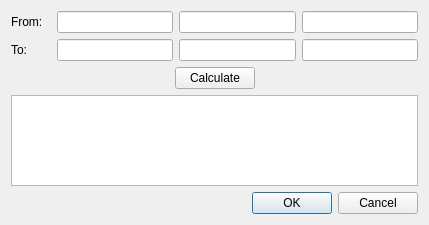
The window that Dialogs/editjoindlg.ui (acraig5075/survey-calcs) describes before a commit, drawn with Qt 5.
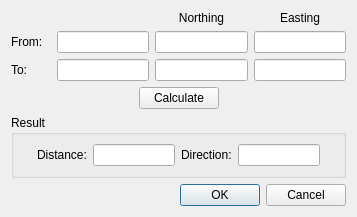
The same window after the commit.

Commit message: Join dlg improved.

The edit to the form file:
```diff
--- a/Dialogs/editjoindlg.ui
+++ b/Dialogs/editjoindlg.ui
@@ -6,19 +6,26 @@
    <rect>
     <x>0</x>
     <y>0</y>
-    <width>429</width>
-    <height>225</height>
+    <width>357</width>
+    <height>206</height>
    </rect>
   </property>
   <property name="windowTitle">
    <string>Join Calculation</string>
   </property>
-  <layout class="QVBoxLayout" name="verticalLayout_2">
-   <item>
     <layout class="QVBoxLayout" name="verticalLayout">
      <item>
-      <layout class="QHBoxLayout" name="horizontalLayout">
-       <item>
+    <layout class="QGridLayout" name="gridLayout">
+     <item row="1" column="3">
+      <widget class="QLineEdit" name="fromNorthingEdit"/>
+     </item>
+     <item row="1" column="2">
+      <widget class="QLineEdit" name="fromEastingEdit"/>
+     </item>
+     <item row="1" column="1">
+      <widget class="QLineEdit" name="fromNameEdit"/>
+     </item>
+     <item row="1" column="0">
         <widget class="QLabel" name="label">
          <property name="minimumSize">
           <size>
@@ -31,14 +38,25 @@
          </property>
         </widget>
        </item>
-       <item>
-        <widget class="QLineEdit" name="fromNameEdit"/>
-       </item>
-       <item>
-        <widget class="QLineEdit" name="fromEastingEdit"/>
-       </item>
-       <item>
-        <widget class="QLineEdit" name="fromNorthingEdit"/>
+     <item row="0" column="2">
+      <widget class="QLabel" name="label_5">
+       <property name="text">
+        <string>Northing</string>
+       </property>
+       <property name="alignment">
+        <set>Qt::AlignCenter</set>
+       </property>
+      </widget>
+     </item>
+     <item row="0" column="3">
+      <widget class="QLabel" name="label_6">
+       <property name="text">
+        <string>Easting</string>
+       </property>
+       <property name="alignment">
+        <set>Qt::AlignCenter</set>
+       </property>
+      </widget>
        </item>
       </layout>
      </item>
@@ -106,9 +124,59 @@
       </layout>
      </item>
      <item>
-      <widget class="QTextEdit" name="previewEdit"/>
-     </item>
-    </layout>
+    <widget class="QGroupBox" name="groupBox">
+     <property name="title">
+      <string>Result</string>
+     </property>
+     <layout class="QHBoxLayout" name="horizontalLayout_4">
+      <item>
+       <spacer name="horizontalSpacer_3">
+        <property name="orientation">
+         <enum>Qt::Horizontal</enum>
+        </property>
+        <property name="sizeHint" stdset="0">
+         <size>
+          <width>40</width>
+          <height>20</height>
+         </size>
+        </property>
+       </spacer>
+      </item>
+      <item>
+       <widget class="QLabel" name="label_3">
+        <property name="text">
+         <string>Distance:</string>
+        </property>
+       </widget>
+      </item>
+      <item>
+       <widget class="QLineEdit" name="distEdit"/>
+      </item>
+      <item>
+       <widget class="QLabel" name="label_4">
+        <property name="text">
+         <string>Direction:</string>
+        </property>
+       </widget>
+      </item>
+      <item>
+       <widget class="QLineEdit" name="dircEdit"/>
+      </item>
+      <item>
+       <spacer name="horizontalSpacer_4">
+        <property name="orientation">
+         <enum>Qt::Horizontal</enum>
+        </property>
+        <property name="sizeHint" stdset="0">
+         <size>
+          <width>40</width>
+          <height>20</height>
+         </size>
+        </property>
+       </spacer>
+      </item>
+     </layout>
+    </widget>
    </item>
    <item>
     <widget class="QDialogButtonBox" name="buttonBox">
```
Lines whose indentation alone changed are shown as unchanged. The commit also changes 1 other file.
